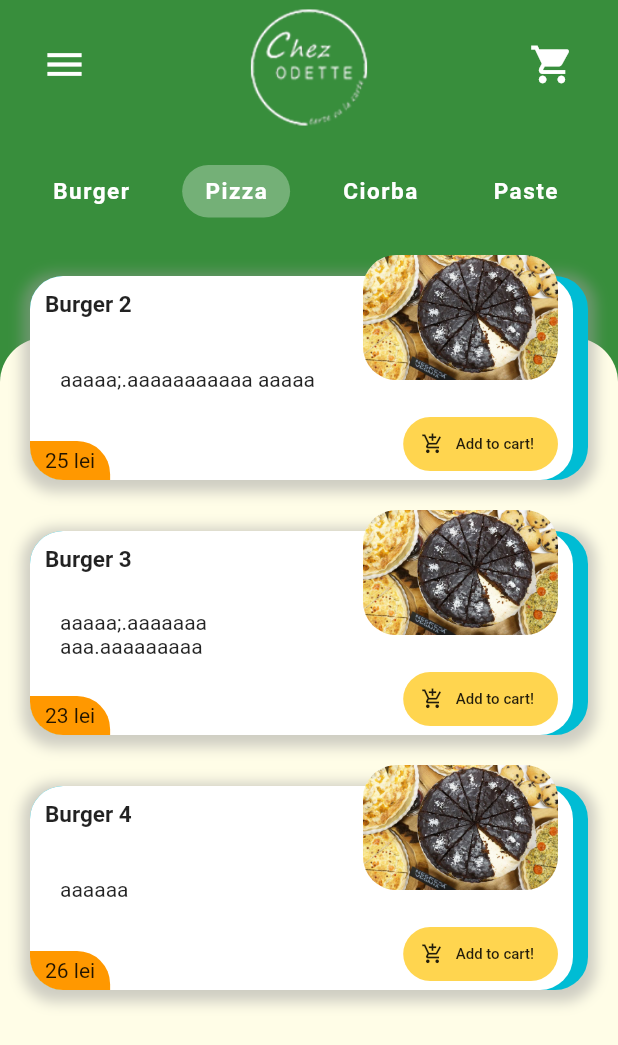
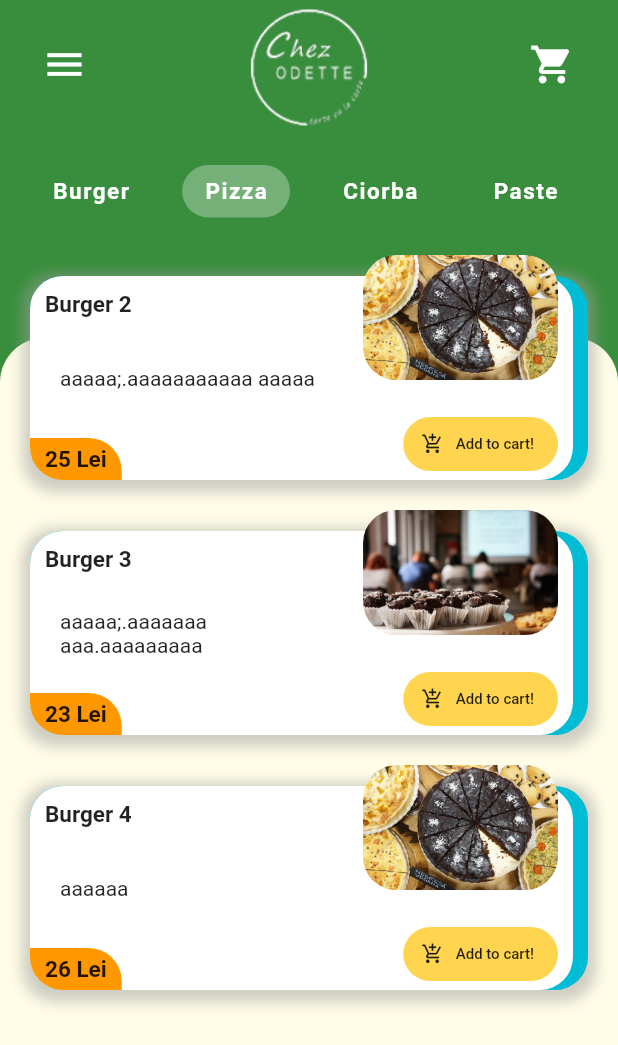
Before and after one commit to Bursul/restaurant-app, a Flutter app: the screen it shows after launch, after a tap on "Pizza", on a phone screen of 412 x 824 dp. Shown: the top 1045 px of the screen. Run offline on Flutter 3.47's test engine with Material 2 defaults, Android fonts, the phone set to English and light mode, and no system bars; our stand-ins replace carousel_slider.

Commit message:
Cart Semi-functional

```diff
--- a/lib/main.dart
+++ b/lib/main.dart
@@ -1,4 +1,5 @@
 import 'package:flutter/material.dart';
+import 'package:odette/providers/cart_content.dart';
 import 'package:odette/providers/category_change.dart';
 import 'package:odette/screens/homeScreen/home_screen.dart';
 import 'package:provider/provider.dart';
@@ -6,7 +7,8 @@ import 'package:provider/provider.dart';
 void main() {
   runApp(MultiProvider(
     providers: [
-      ChangeNotifierProvider(create: (_) => CategoryChange())
+      ChangeNotifierProvider(create: (_) => CategoryChange()),
+      ChangeNotifierProvider(create: (_) => CartContent()),
     ],
     child: MyApp()));
 }
--- a/lib/models/product.dart
+++ b/lib/models/product.dart
@@ -23,7 +23,7 @@ List<Product> products = [
   Product(
       id: 1,
       name: "Burger 1",
-      price: "20 lei",
+      price: "20",
       description: " aaaaaaaaaaa aaaaa",
       imageUrl: "assets/negresa_vegana.jpg",
       rating: 5,
@@ -31,7 +31,7 @@ List<Product> products = [
   Product(
       id: 2,
       name: "Burger 2",
-      price: "25 lei",
+      price: "25",
       description: "aaaaa;.aaaaaaaaaaa aaaaa",
       imageUrl: "assets/negresa_vegana.jpg",
       rating: 5,
@@ -39,15 +39,15 @@ List<Product> products = [
   Product(
       id: 3,
       name: "Burger 3",
-      price: "23 lei",
+      price: "23",
       description: "aaaaa;.aaaaaaa aaa.aaaaaaaaa",
-      imageUrl: "assets/negresa_vegana.jpg",
+      imageUrl: "assets/negresa_vegana/4-NEGRESA-VEGANA.jpg",
       rating: 5,
       categoryId: 1),
   Product(
       id: 4,
       name: "Burger 4",
-      price: "26 lei",
+      price: "26",
       description: "aaaaaa",
       imageUrl: "assets/negresa_vegana.jpg",
       rating: 5,
@@ -55,15 +55,15 @@ List<Product> products = [
   Product(
       id: 1,
       name: "Burger 1",
-      price: "20 lei",
+      price: "20",
       description: "asdasda",
-      imageUrl: "assets/negresa_vegana.jpg",
+      imageUrl: "assets/negresa_vegana/3-NEGRESA-VEGANA.jpg",
       rating: 5,
       categoryId: 2),
   Product(
       id: 2,
       name: "Burger 2",
-      price: "25 lei",
+      price: "25",
       description: "aaaaa;.aaaaaaa aaa.aaaa aaaaaaaaaaa aaaaa",
       imageUrl: "assets/negresa_vegana.jpg",
       rating: 5,
--- /dev/null
+++ b/lib/providers/cart_content.dart
@@ -0,0 +1,12 @@
+import 'package:flutter/foundation.dart';
+import 'package:odette/models/product.dart';
+
+class CartContent with ChangeNotifier {
+  List<Product> _cartItems = new List();
+  List<Product> get cartItems => _cartItems;
+
+  void addProduct(Product product) {
+    _cartItems.add(product);
+    notifyListeners();
+  }
+}
--- a/lib/providers/category_change.dart
+++ b/lib/providers/category_change.dart
@@ -1,4 +1,3 @@
-import 'package:flutter/cupertino.dart';
 import 'package:flutter/foundation.dart';
 
 class CategoryChange with ChangeNotifier, DiagnosticableTreeMixin {
--- /dev/null
+++ b/lib/screens/homeScreen/components/appbar_extender.dart
@@ -0,0 +1,21 @@
+import 'package:flutter/material.dart';
+
+class AppBarExtender extends StatelessWidget {
+  const AppBarExtender({
+    Key key,
+  }) : super(key: key);
+
+  @override
+  Widget build(BuildContext context) {
+    return Container(
+      margin: EdgeInsets.only(top: 70),
+      decoration: BoxDecoration(
+        color: Theme.of(context).accentColor,
+        borderRadius: BorderRadius.only(
+          topLeft: Radius.circular(30.0),
+          topRight: Radius.circular(30.0),
+        ),
+      ),
+    );
+  }
+}
--- a/lib/screens/homeScreen/components/homeScreenAppBar.dart
+++ b/lib/screens/homeScreen/components/homeScreenAppBar.dart
@@ -1,5 +1,7 @@
 import 'package:flutter/material.dart';
-
+import 'package:odette/providers/cart_content.dart';
+import 'package:odette/screens/cart/cart.dart';
+import 'package:provider/provider.dart';
 
 class HomeScreenAppBar extends StatelessWidget {
   const HomeScreenAppBar({
@@ -16,9 +18,7 @@ class HomeScreenAppBar extends StatelessWidget {
             icon: Icon(Icons.menu),
             iconSize: 30.0,
             color: Colors.white,
-            onPressed: () {
-
-            },
+            onPressed: () {},
           ),
         ),
         flexibleSpace: Container(
@@ -30,16 +30,55 @@ class HomeScreenAppBar extends StatelessWidget {
         actions: <Widget>[
           Padding(
             padding: EdgeInsets.only(top: 20, right: 20),
-            child: IconButton(
+            child: Stack(children: <Widget>[
+              IconButton(
                 icon: Icon(Icons.shopping_cart),
                 iconSize: 30.0,
+                color: _getFilteredProducts(context) > 0
+                    ? Colors.amber[400]
+                    : Colors.white,
                 onPressed: () {
-
+                  Navigator.push(
+                    context,
+                    MaterialPageRoute(builder: (context) => Cart()),
+                  );
                 },
               ),
+              _showCartItemsCounter(context),
+            ]),
           ),
         ],
       ),
     );
   }
+
+  int _getFilteredProducts(BuildContext context) {
+    return context.watch<CartContent>().cartItems.length;
   }
+
+  Widget _showCartItemsCounter(BuildContext context) {
+    if (_getFilteredProducts(context) > 0) {
+      return Positioned(
+        right: 1,
+        child: Container(
+          padding: EdgeInsets.all(3),
+          decoration: BoxDecoration(
+            shape: BoxShape.circle,
+            color: Colors.red,
+          ),
+          child: Text(
+            _getFilteredProducts(context).toString(),
+            style: TextStyle(
+                color: _getFilteredProducts(context) > 0
+                    ? Colors.amber[400]
+                    : Colors.white,
+                fontWeight: FontWeight.bold,
+                fontSize: 15),
+          ),
+        ),
+      );
+    } else {
+      return Container();
+    }
+  }
+}
--- a/lib/screens/homeScreen/components/product_card.dart
+++ b/lib/screens/homeScreen/components/product_card.dart
@@ -1,6 +1,7 @@
 import 'package:flutter/material.dart';
-import 'package:odette/constants.dart';
 import 'package:odette/models/product.dart';
+import 'package:odette/providers/cart_content.dart';
+import 'package:provider/provider.dart';
 
 class ProductCard extends StatelessWidget {
   const ProductCard({
@@ -29,7 +30,7 @@ class ProductCard extends StatelessWidget {
           children: <Widget>[
             ProductBackgound(),
             ProductImage(product: product),
-            BuyProductButton(),
+            BuyProductButton(product: product),
             ProductInformation(
               size: size,
               product: product,
@@ -69,7 +70,10 @@ class ProductImage extends StatelessWidget {
 class BuyProductButton extends StatelessWidget {
   const BuyProductButton({
     Key key,
+    @required this.product,
   }) : super(key: key);
+
+  final Product product;
 
   @override
   Widget build(BuildContext context) {
@@ -77,9 +81,17 @@ class BuyProductButton extends StatelessWidget {
       right: 20,
       bottom: 0,
       child: FlatButton.icon(
-        onPressed: () {},
-        icon: Icon(Icons.add_shopping_cart, size: 15,),
-        label: Text('Add to cart!', style: TextStyle(fontSize: 10),),
+        onPressed: () {
+          context.read<CartContent>().addProduct(product);
+        },
+        icon: Icon(
+          Icons.add_shopping_cart,
+          size: 15,
+        ),
+        label: Text(
+          'Add to cart!',
+          style: TextStyle(fontSize: 10),
+        ),
         color: Colors.amber[300],
         shape: RoundedRectangleBorder(borderRadius: BorderRadius.circular(20)),
       ),
@@ -131,7 +143,13 @@ class ProductInformation extends StatelessWidget {
                   borderRadius: BorderRadius.only(
                       bottomLeft: Radius.circular(22.0),
                       topRight: Radius.circular(22.0))),
-              child: Text(product.price),
+              child: Text(
+                product.price + " Lei",
+                style: TextStyle(
+                  fontSize: 15,
+                  fontWeight: FontWeight.bold,
+                ),
+              ),
             )
           ],
         ),
@@ -139,6 +157,13 @@ class ProductInformation extends StatelessWidget {
     );
   }
 }
+
+var pBoxShadow = BoxShadow(
+  color: Colors.grey.withOpacity(0.5),
+  spreadRadius: 5,
+  blurRadius: 7,
+  offset: Offset(0, 3),
+);
 
 class ProductBackgound extends StatelessWidget {
   const ProductBackgound({
--- /dev/null
+++ b/lib/screens/homeScreen/components/product_list.dart
@@ -0,0 +1,45 @@
+import 'package:flutter/material.dart';
+import 'package:odette/models/product.dart';
+import 'package:odette/providers/category_change.dart';
+import 'package:odette/screens/homeScreen/components/product_card.dart';
+import 'package:odette/screens/productDescriptionDialog/productDescriptionDialog.dart';
+import 'package:provider/provider.dart';
+import 'package:flutter/cupertino.dart';
+
+class ProductList extends StatelessWidget {
+  const ProductList({
+    Key key,
+  }) : super(key: key);
+
+  @override
+  Widget build(BuildContext context) {
+    return ListView.builder(
+      itemCount: getFilteredProducts(context).length,
+      itemBuilder: (context, index) => ProductCard(
+        product: getFilteredProducts(context).elementAt(index),
+        press: () {
+          _openProductDescription(context, index);
+        },
+      ),
+    );
+  }
+
+  void _openProductDescription(BuildContext context, int index) {
+    var elementAt = products
+        .where(
+            (element) => element.categoryId == _getProductCategoryId(context))
+        .elementAt(index);
+    var action = ProductDescriptionModal(product: elementAt);
+
+    showCupertinoModalPopup(context: context, builder: (context) => action);
+  }
+
+  int _getProductCategoryId(BuildContext context) {
+    return Provider.of<CategoryChange>(context, listen: false).category;
+  }
+
+  Iterable<Product> getFilteredProducts(BuildContext context) {
+    return products.where((element) =>
+        element.categoryId == context.watch<CategoryChange>().category);
+  }
+}
--- a/lib/screens/homeScreen/home_screen.dart
+++ b/lib/screens/homeScreen/home_screen.dart
@@ -1,12 +1,9 @@
 import 'package:flutter/cupertino.dart';
 import 'package:flutter/material.dart';
-import 'package:odette/models/product.dart';
-import 'package:odette/providers/category_change.dart';
+import 'package:odette/screens/homeScreen/components/appbar_extender.dart';
 import 'package:odette/screens/homeScreen/components/food_category_selector.dart';
 import 'package:odette/screens/homeScreen/components/homeScreenAppBar.dart';
-import 'package:odette/screens/homeScreen/components/product_card.dart';
-import 'package:odette/screens/productDescriptionDialog/productDescriptionDialog.dart';
-import 'package:provider/provider.dart';
+import 'package:odette/screens/homeScreen/components/product_list.dart';
 
 class HomeScreen extends StatefulWidget {
   @override
@@ -14,6 +11,7 @@ class HomeScreen extends StatefulWidget {
 }
 
 class _HomeScreenState extends State<HomeScreen> {
+
   @override
   Widget build(BuildContext context) {
     return Scaffold(
@@ -28,34 +26,8 @@ class _HomeScreenState extends State<HomeScreen> {
           Expanded(
             child: Stack(
               children: <Widget>[
-                Container(
-                  margin: EdgeInsets.only(top: 70),
-                  decoration: BoxDecoration(
-                    color: Theme.of(context).accentColor,
-                    borderRadius: BorderRadius.only(
-                      topLeft: Radius.circular(30.0),
-                      topRight: Radius.circular(30.0),
-                    ),
-                  ),
-                ),
-                ListView.builder(
-                  itemCount: getFilteredProducts(context).length,
-                  itemBuilder: (context, index) => ProductCard(
-                    product: getFilteredProducts(context).elementAt(index),
-                    press: () {
-                      var elementAt = products
-                          .where((element) =>
-                              element.categoryId ==
-                              Provider.of<CategoryChange>(context,
-                                      listen: false)
-                                  .category)
-                          .elementAt(index);
-                      var action = ProductDescriptionModal(product: elementAt);
-                      showCupertinoModalPopup(
-                          context: context, builder: (context) => action);
-                    },
-                  ),
-                )
+                AppBarExtender(),
+                ProductList()
               ],
             ),
           )
@@ -63,9 +35,4 @@ class _HomeScreenState extends State<HomeScreen> {
       ),
     );
   }
-
-  Iterable<Product> getFilteredProducts(BuildContext context) {
-    return products.where((element) =>
-        element.categoryId == context.watch<CategoryChange>().category);
-  }
 }
--- a/lib/screens/productDescriptionDialog/components/price_and_buy.dart
+++ b/lib/screens/productDescriptionDialog/components/price_and_buy.dart
@@ -1,4 +1,6 @@
 import 'package:flutter/material.dart';
+import 'package:odette/providers/cart_content.dart';
+import 'package:provider/provider.dart';
 import 'package:odette/screens/productDescriptionDialog/productDescriptionDialog.dart';
 
 
@@ -39,6 +41,8 @@ class PriceAndBuy extends StatelessWidget {
           alignment: Alignment.center,
           child: FlatButton.icon(
             onPressed: () {
+              context.read<CartContent>().addProduct(widget.product);
+
               Navigator.pop(context);
             },
             icon: Icon(Icons.add_shopping_cart),
```
Also changed, not shown: lib/constants.dart (deleted, +0 -42 lines), lib/screens/cart/cart.dart (added, +167 -0 lines), lib/screens/cart/components/cart_footer.dart (added, +63 -0 lines), lib/screens/paymentDetails/payment_details.dart (added, +44 -0 lines), lib/screens/shipping/shipping_details.dart (added, +48 -0 lines). Lines whose indentation alone changed are shown as unchanged.
